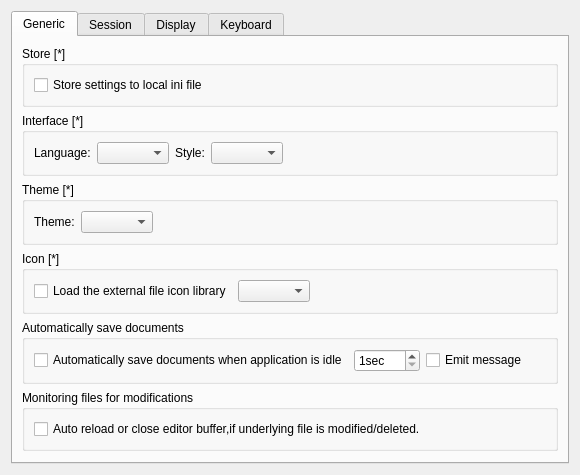
Before: the Qt Designer form liteidex/src/liteapp/liteappoption.ui in visualfc/liteide, drawn with Qt 5.
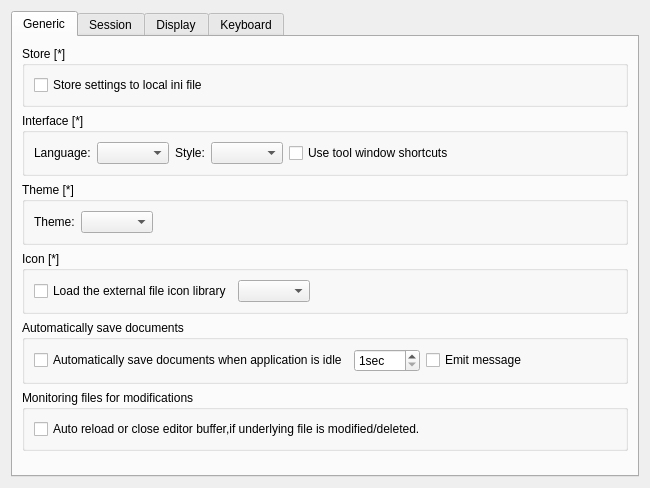
After: the same form once the commit is applied.

Commit message: liteapp: add tool window use shortcuts option

Patch:
```diff
--- a/liteidex/src/liteapp/liteappoption.ui
+++ b/liteidex/src/liteapp/liteappoption.ui
@@ -6,8 +6,8 @@
    <rect>
     <x>0</x>
     <y>0</y>
-    <width>580</width>
-    <height>402</height>
+    <width>650</width>
+    <height>488</height>
    </rect>
   </property>
   <property name="windowTitle">
@@ -71,6 +71,13 @@
           <item>
            <widget class="QComboBox" name="styleComboBox"/>
           </item>
+          <item>
+           <widget class="QCheckBox" name="toolWindowShortcutsCheckBox">
+            <property name="text">
+             <string>Use tool window shortcuts</string>
+            </property>
+           </widget>
+          </item>
           <item>
            <spacer name="horizontalSpacer_3">
             <property name="orientation">
```
The commit also changes 6 other files.
